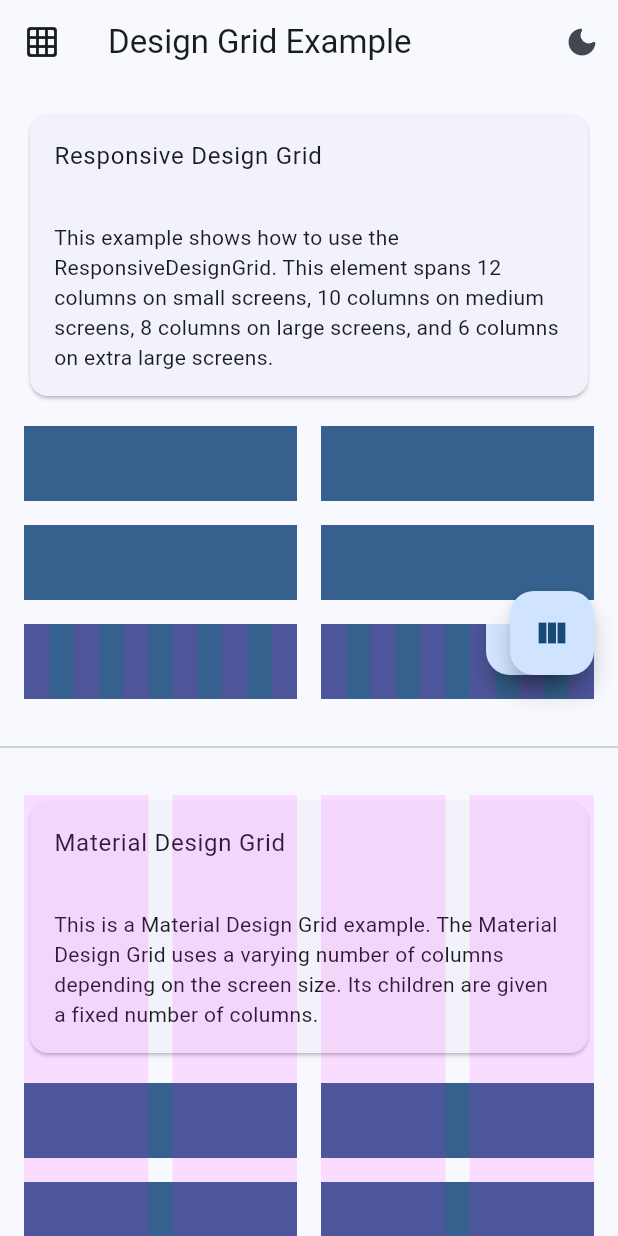
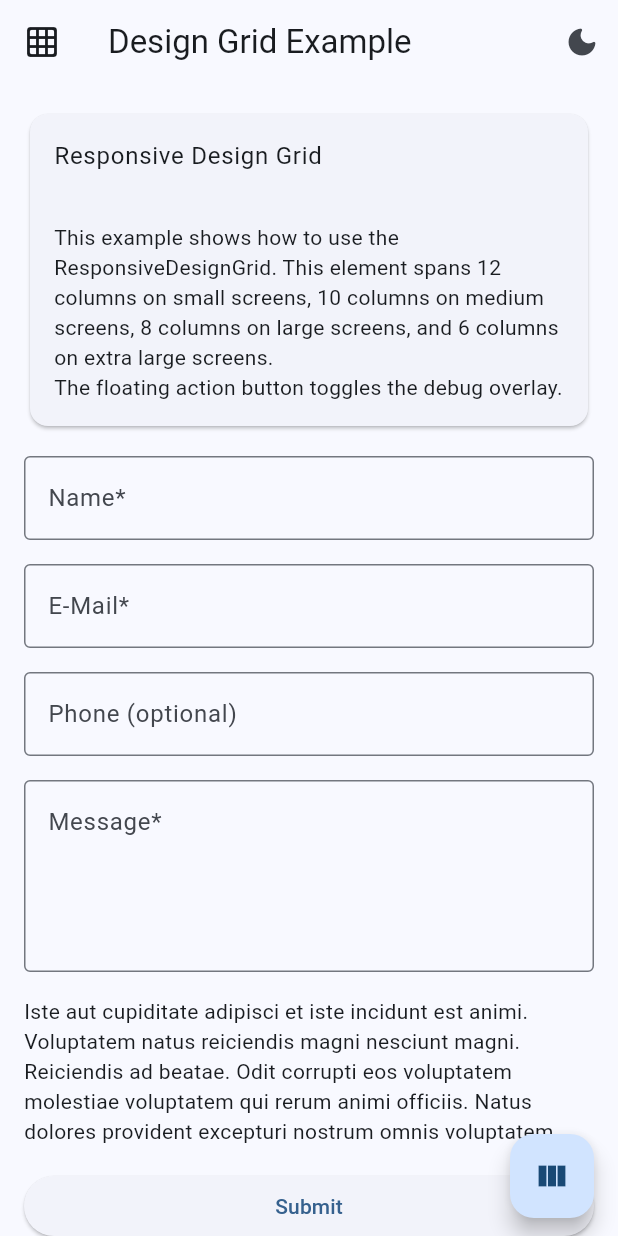
Before and after one commit to inf0rmatix/design_grid, a Flutter app: the screen it shows after launch, after a tap on the "view column" icon, on a phone screen of 412 x 824 dp. Run offline on Flutter 3.47's test engine with Material 2 defaults, Android fonts, the phone set to English and light mode, and no system bars.

Commit message:
updating readme and example

```diff
--- a/example/lib/main.dart
+++ b/example/lib/main.dart
@@ -74,6 +74,7 @@ class ResponsiveDesignGridExample extends StatelessWidget {
             // Keep your rows as small as possible. To enforce a visual line break, prefer using a new Responsive Design Grid Row.
             // For some rare occasions, there is the ResponsiveDesignGridBreak widget which enforces a visual line break within a row.
             ResponsiveDesignGridRow(
+              alignment: DesignGridRowAlignment.center,
               children: [
                 // This is a responsive design grid item, which spans 12 columns on small screens, 10 columns on medium screens, 8 columns on large screens, and 6 columns on extra large screens.
                 ResponsiveDesignGridItem(
@@ -93,7 +94,7 @@ class ResponsiveDesignGridExample extends StatelessWidget {
                         Padding(
                           padding: EdgeInsets.all(16.0),
                           child: Text(
-                              'This example shows how to use the ResponsiveDesignGrid. This element spans 12 columns on small screens, 10 columns on medium screens, 8 columns on large screens, and 6 columns on extra large screens.'),
+                              'This example shows how to use the ResponsiveDesignGrid. This element spans 12 columns on small screens, 10 columns on medium screens, 8 columns on large screens, and 6 columns on extra large screens.\nThe floating action button toggles the debug overlay.'),
                         ),
                       ],
                     ),
@@ -102,97 +103,108 @@ class ResponsiveDesignGridExample extends StatelessWidget {
               ],
             ),
             ResponsiveDesignGridRow(
-              children: [
-                ResponsiveDesignGridItem(
-                  columns: const ResponsiveDesignGridColumns(
-                    small: 6,
-                    medium: 4,
-                    large: 3,
-                    extraLarge: 2,
-                  ),
-                  child: Container(
-                    height: 50,
-                    color: Theme.of(context).colorScheme.primary,
-                  ),
-                ),
-                ResponsiveDesignGridItem(
-                  columns: const ResponsiveDesignGridColumns(
-                    small: 6,
-                    medium: 4,
-                    large: 3,
-                    extraLarge: 2,
-                  ),
-                  child: Container(
-                    height: 50,
-                    color: Theme.of(context).colorScheme.primary,
-                  ),
-                ),
-                ResponsiveDesignGridItem(
-                  columns: const ResponsiveDesignGridColumns(
-                    small: 6,
-                    medium: 4,
-                    large: 3,
-                    extraLarge: 2,
-                  ),
-                  child: Container(
-                    height: 50,
-                    color: Theme.of(context).colorScheme.primary,
-                  ),
-                ),
-                ResponsiveDesignGridItem(
-                  columns: const ResponsiveDesignGridColumns(
-                    small: 6,
-                    medium: 4,
-                    large: 3,
-                    extraLarge: 2,
-                  ),
-                  child: Container(
-                    height: 50,
-                    color: Theme.of(context).colorScheme.primary,
-                  ),
-                ),
-              ],
-            ),
-            // Nesting the Responsive Design Grid is indefinitely possible.
-            ResponsiveDesignGridRow(
+              alignment: DesignGridRowAlignment.center,
               children: [
                 ResponsiveDesignGridItem(
                   columns: const ResponsiveDesignGridColumns(
                     small: 12,
                     medium: 10,
                     large: 8,
-                    extraLarge: 6,
                   ),
-                  child: ResponsiveDesignGridDebugOverlay(
-                    useOuterPadding: false,
-                    child: ResponsiveDesignGrid(
-                      children: [
+                  child: TextFormField(
+                    decoration: const InputDecoration(
+                      labelText: 'Name*',
+                      border: OutlineInputBorder(),
+                    ),
+                  ),
+                ),
+              ],
+            ),
             ResponsiveDesignGridRow(
+              alignment: DesignGridRowAlignment.center,
               children: [
                 ResponsiveDesignGridItem(
                   columns: const ResponsiveDesignGridColumns(
-                                small: 6,
-                                medium: 4,
+                    small: 12,
+                    medium: 5,
+                    large: 4,
                   ),
-                              child: Container(
-                                height: 50,
-                                color: Theme.of(context).colorScheme.primary,
+                  child: TextFormField(
+                    decoration: const InputDecoration(
+                      labelText: 'E-Mail*',
+                      border: OutlineInputBorder(),
+                    ),
                   ),
                 ),
                 ResponsiveDesignGridItem(
                   columns: const ResponsiveDesignGridColumns(
-                                small: 6,
-                                medium: 4,
+                    small: 12,
+                    medium: 5,
+                    large: 4,
                   ),
-                              child: Container(
-                                height: 50,
-                                color: Theme.of(context).colorScheme.primary,
+                  child: TextFormField(
+                    decoration: const InputDecoration(
+                      labelText: 'Phone (optional)',
+                      border: OutlineInputBorder(),
+                    ),
                   ),
                 ),
               ],
             ),
+            ResponsiveDesignGridRow(
+              alignment: DesignGridRowAlignment.center,
+              children: [
+                ResponsiveDesignGridItem(
+                  columns: const ResponsiveDesignGridColumns(
+                    small: 12,
+                    medium: 10,
+                    large: 8,
+                  ),
+                  child: TextFormField(
+                    minLines: 4,
+                    maxLines: 4,
+                    decoration: const InputDecoration(
+                      labelText: 'Message*',
+                      alignLabelWithHint: true,
+                      border: OutlineInputBorder(),
+                    ),
+                  ),
+                ),
               ],
             ),
+            const ResponsiveDesignGridRow(
+              alignment: DesignGridRowAlignment.center,
+              children: [
+                ResponsiveDesignGridItem(
+                  columns: ResponsiveDesignGridColumns(
+                    small: 12,
+                    medium: 10,
+                    large: 8,
+                  ),
+                  child: Text(
+                      'Iste aut cupiditate adipisci et iste incidunt est animi. Voluptatem natus reiciendis magni nesciunt magni. Reiciendis ad beatae. Odit corrupti eos voluptatem molestiae voluptatem qui rerum animi officiis. Natus dolores provident excepturi nostrum omnis voluptatem.'),
+                ),
+              ],
+            ),
+            ResponsiveDesignGridRow(
+              alignment: DesignGridRowAlignment.end,
+              children: [
+                ResponsiveDesignGridItem(
+                  columns: const ResponsiveDesignGridColumns(
+                    small: 12,
+                    medium: 4,
+                    large: 3,
+                  ),
+                  child: ElevatedButton(
+                    onPressed: () {},
+                    child: const Text('Submit'),
+                  ),
+                ),
+                ResponsiveDesignGridItem.placeholder(
+                  columns: const ResponsiveDesignGridColumns(
+                    small: 0,
+                    medium: 1,
+                    large: 2,
                   ),
                 ),
               ],
@@ -235,7 +247,7 @@ class MaterialDesignGridExample extends StatelessWidget {
                         Padding(
                           padding: EdgeInsets.all(16.0),
                           child: Text(
-                              'This is a Material Design Grid example. The Material Design Grid uses a varying number of columns depending on the screen size. Its children are given a fixed number of columns.'),
+                              'This is a Material Design Grid example. The Material Design Grid uses a varying number of columns depending on the screen size. Its children are given a fixed number of columns.\nThe floating action button toggles the debug overlay.'),
                         ),
                       ],
                     ),
@@ -246,45 +258,70 @@ class MaterialDesignGridExample extends StatelessWidget {
             MaterialDesignGridRow(
               children: [
                 MaterialDesignGridItem(
-                  columns: 2,
-                  child: Container(
-                    height: 50,
-                    color: Theme.of(context).colorScheme.primary,
+                  columns: 4,
+                  child: TextFormField(
+                    decoration: const InputDecoration(
+                      labelText: 'Name*',
+                      border: OutlineInputBorder(),
+                    ),
+                  ),
+                ),
+              ],
+            ),
+            MaterialDesignGridRow(
+              children: [
+                MaterialDesignGridItem(
+                  columns: 4,
+                  child: TextFormField(
+                    decoration: const InputDecoration(
+                      labelText: 'E-Mail*',
+                      border: OutlineInputBorder(),
+                    ),
                   ),
                 ),
                 MaterialDesignGridItem(
-                  columns: 2,
-                  child: Container(
-                    height: 50,
-                    color: Theme.of(context).colorScheme.primary,
+                  columns: 4,
+                  child: TextFormField(
+                    decoration: const InputDecoration(
+                      labelText: 'Phone (optional)',
+                      border: OutlineInputBorder(),
                     ),
                   ),
+                ),
+              ],
+            ),
+            MaterialDesignGridRow(
+              children: [
                 MaterialDesignGridItem(
-                  columns: 2,
-                  child: Container(
-                    height: 50,
-                    color: Theme.of(context).colorScheme.primary,
+                  columns: 4,
+                  child: TextFormField(
+                    minLines: 4,
+                    maxLines: 4,
+                    decoration: const InputDecoration(
+                      labelText: 'Message*',
+                      alignLabelWithHint: true,
+                      border: OutlineInputBorder(),
                     ),
                   ),
+                ),
+              ],
+            ),
+            const MaterialDesignGridRow(
+              children: [
                 MaterialDesignGridItem(
-                  columns: 2,
-                  child: Container(
-                    height: 50,
-                    color: Theme.of(context).colorScheme.primary,
+                  columns: 4,
+                  child: Text(
+                      'Iste aut cupiditate adipisci et iste incidunt est animi. Voluptatem natus reiciendis magni nesciunt magni. Reiciendis ad beatae. Odit corrupti eos voluptatem molestiae voluptatem qui rerum animi officiis. Natus dolores provident excepturi nostrum omnis voluptatem.'),
                 ),
+              ],
             ),
+            MaterialDesignGridRow(
+              children: [
                 MaterialDesignGridItem(
-                  columns: 2,
-                  child: Container(
-                    height: 50,
-                    color: Theme.of(context).colorScheme.primary,
-                  ),
-                ),
-                MaterialDesignGridItem(
-                  columns: 2,
-                  child: Container(
-                    height: 50,
-                    color: Theme.of(context).colorScheme.primary,
+                  columns: 4,
+                  child: ElevatedButton(
+                    onPressed: () {},
+                    child: const Text('Submit'),
                   ),
                 ),
               ],
```
Also changed, not shown: 1 other file. Lines whose indentation alone changed are shown as unchanged.
